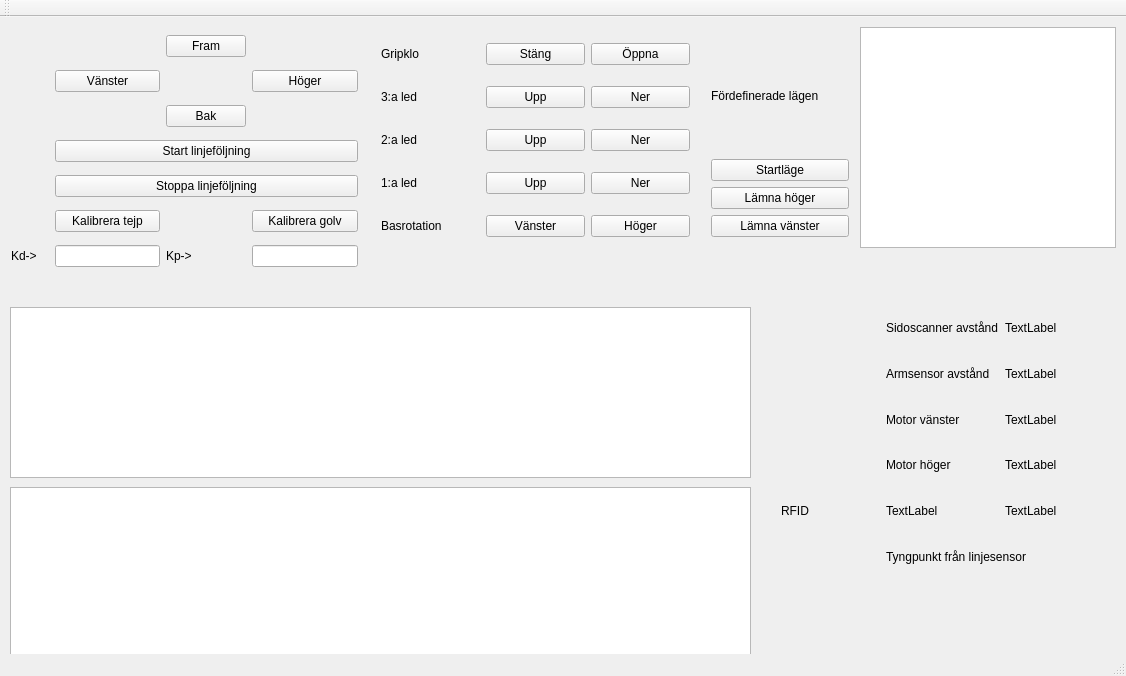
Qt form PC-interface/mainwindow.ui (TSEA56-2014-Grupp-1/Lagerrobot) before a commit.
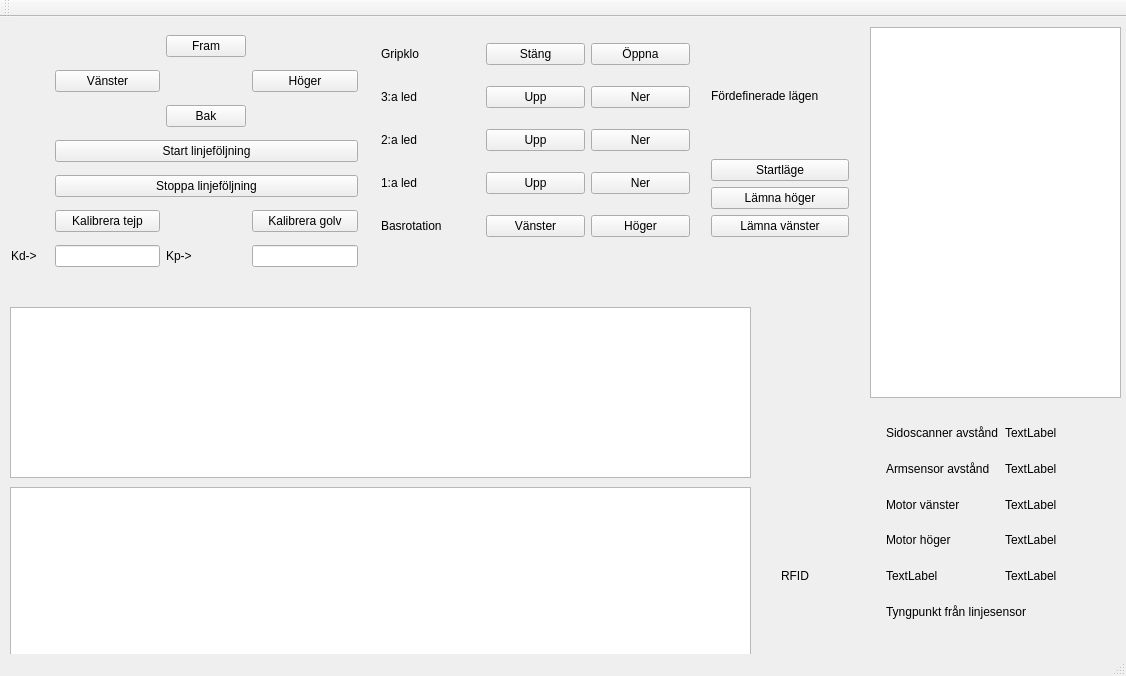
The same form after that commit.

Commit message: Added print_to_log(), can now print stuff in the log window

```diff
--- a/PC-interface/mainwindow.ui
+++ b/PC-interface/mainwindow.ui
@@ -122,9 +122,9 @@
     <property name="geometry">
      <rect>
       <x>770</x>
-      <y>280</y>
+      <y>390</y>
       <width>345</width>
-      <height>291</height>
+      <height>231</height>
      </rect>
     </property>
     <layout class="QGridLayout" name="gridLayout_2">
@@ -371,16 +371,6 @@
      </item>
     </layout>
    </widget>
-   <widget class="QListView" name="listView_log">
-    <property name="geometry">
-     <rect>
-      <x>860</x>
-      <y>10</y>
-      <width>256</width>
-      <height>221</height>
-     </rect>
-    </property>
-   </widget>
    <widget class="QGraphicsView" name="graphicsView_graph_1">
     <property name="geometry">
      <rect>
@@ -401,6 +391,16 @@
      </rect>
     </property>
    </widget>
+   <widget class="QListWidget" name="listWidget_log">
+    <property name="geometry">
+     <rect>
+      <x>870</x>
+      <y>10</y>
+      <width>251</width>
+      <height>371</height>
+     </rect>
+    </property>
+   </widget>
   </widget>
   <widget class="QMenuBar" name="menuBar">
    <property name="geometry">
```
The commit also changes 3 other files.
